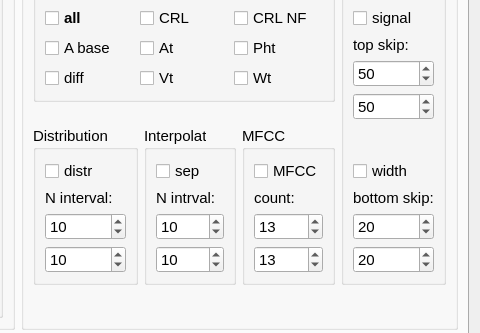
This is qt/random_param.ui in idergunoff/geovel_1.0 as Qt 5 draws it before an edit; both pictures show x 335 to 815 and y 106 to 439 of the 815 by 709 pixel window. The edited form follows.
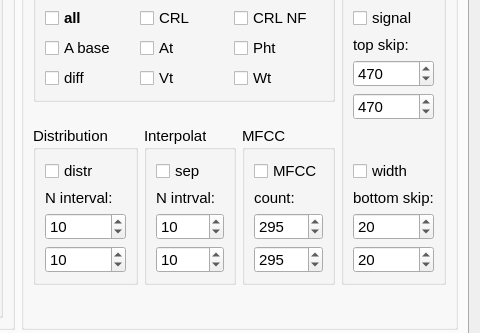
This is the edited form.

Commit message: random param reg

```diff
--- a/qt/random_param.ui
+++ b/qt/random_param.ui
@@ -629,7 +629,7 @@
                         <number>500</number>
                        </property>
                        <property name="value">
-                        <number>13</number>
+                        <number>295</number>
                        </property>
                       </widget>
                      </item>
@@ -649,7 +649,7 @@
                         <number>500</number>
                        </property>
                        <property name="value">
-                        <number>13</number>
+                        <number>295</number>
                        </property>
                       </widget>
                      </item>
@@ -689,7 +689,7 @@
                         <number>500</number>
                        </property>
                        <property name="value">
-                        <number>50</number>
+                        <number>470</number>
                        </property>
                       </widget>
                      </item>
@@ -730,7 +730,7 @@
                         <number>500</number>
                        </property>
                        <property name="value">
-                        <number>50</number>
+                        <number>470</number>
                        </property>
                       </widget>
                      </item>
```
The commit also changes 5 other files.
